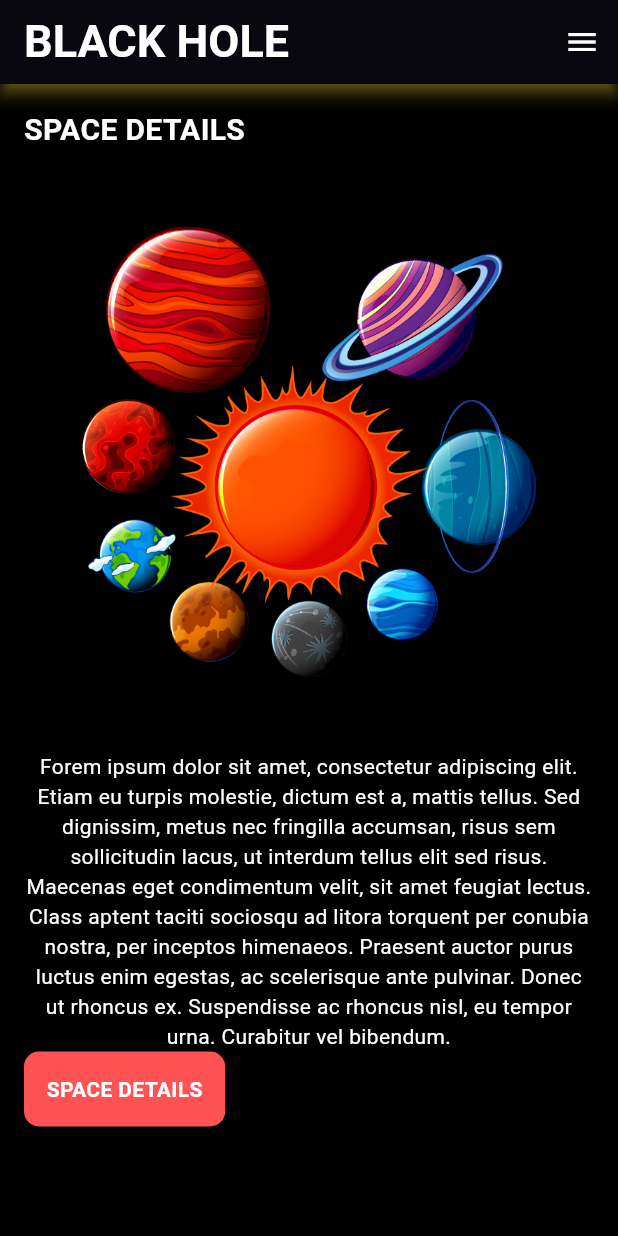
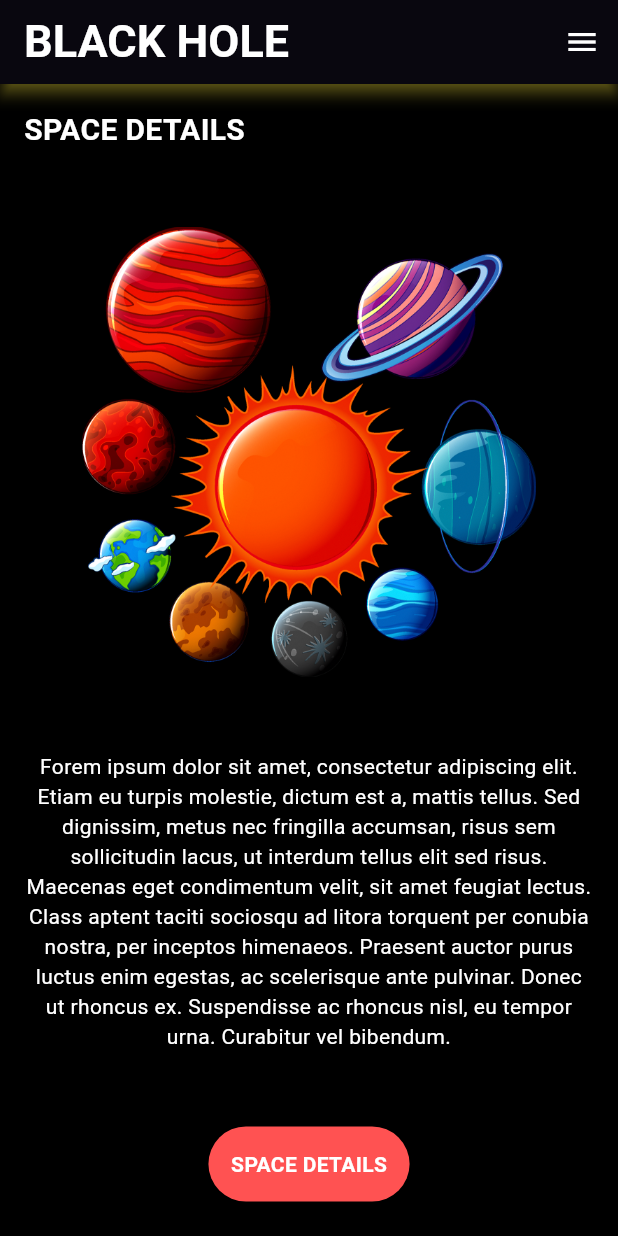
Before and after one commit to ThilinaKanishka/Black-Hole-Mobile-Application-, a Flutter app: the screen it shows after launch, on a phone screen of 412 x 824 dp. Run offline on Flutter 3.47's test engine with Material 3 defaults, Android fonts, the phone set to English and light mode, and no system bars.

Commit message:
Update main.dart

```diff
--- a/black_hole/lib/main.dart
+++ b/black_hole/lib/main.dart
@@ -64,12 +64,13 @@ class MyApp extends StatelessWidget {
                     fontWeight: FontWeight.w400,
                   ),
                 ),
+                const SizedBox(height: 50),
                 //button
-                Container(
+                Center(
+                  child: Container(
                     padding: const EdgeInsets.all(15),
-
                     decoration: BoxDecoration(
-                    borderRadius: BorderRadius.circular(10),
+                      borderRadius: BorderRadius.circular(100),
                       color: Colors.redAccent,
                     ),
                     child: const Text(
@@ -77,6 +78,7 @@ class MyApp extends StatelessWidget {
                       style: TextStyle(
                         color: Colors.white,
                         fontWeight: FontWeight.bold,
+                      ),
                     ),
                   ),
                 ),
```
Lines whose indentation alone changed are shown as unchanged.
